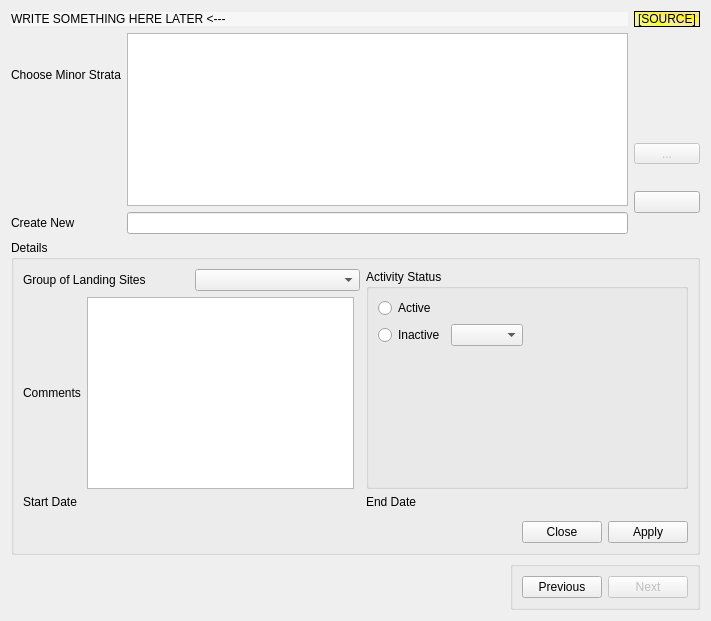
Qt form app_new/frmminorstrata.ui (doublebyte1/app_solution) before a commit.
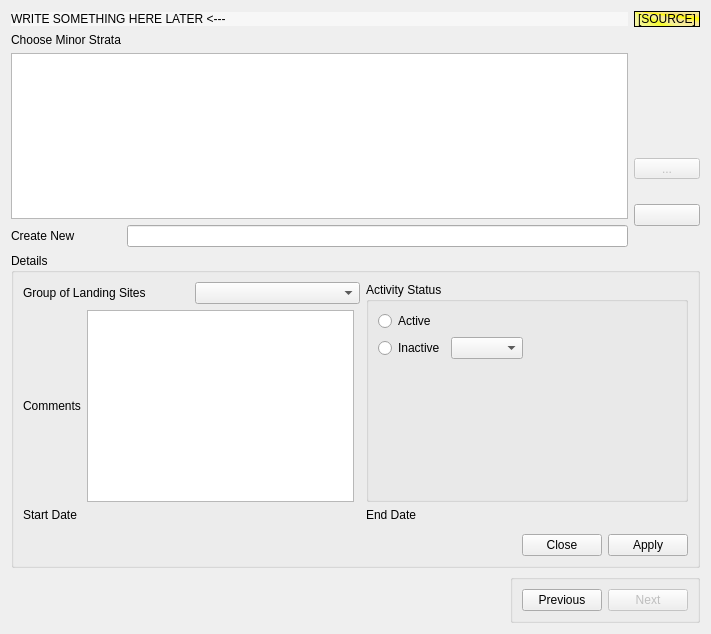
The same form after that commit. Icons and pictures are not drawn. Custom widgets are drawn as their Qt base class.

```diff
--- a/app_new/frmminorstrata.ui
+++ b/app_new/frmminorstrata.ui
@@ -7,7 +7,7 @@
     <x>0</x>
     <y>0</y>
     <width>711</width>
-    <height>621</height>
+    <height>634</height>
    </rect>
   </property>
   <property name="windowTitle">
@@ -50,17 +50,7 @@
      </property>
     </widget>
    </item>
-   <item row="1" column="0">
-    <widget class="QLabel" name="label_6">
-     <property name="text">
-      <string>Choose Minor Strata</string>
-     </property>
-     <property name="buddy">
-      <cstring>tableView</cstring>
-     </property>
-    </widget>
-   </item>
-   <item row="1" column="1" rowspan="2">
+   <item row="2" column="0" rowspan="2" colspan="2">
     <widget class="QTableView" name="tableView">
      <property name="toolTip">
       <string>Choose minor strata (or create new one)</string>
@@ -76,7 +66,7 @@
      </property>
     </widget>
    </item>
-   <item row="2" column="2" rowspan="2">
+   <item row="3" column="2" rowspan="2">
     <layout class="QVBoxLayout" name="verticalLayout_4">
      <item>
       <widget class="QToolButton" name="toolButton">
@@ -125,7 +115,7 @@
      </item>
     </layout>
    </item>
-   <item row="3" column="0">
+   <item row="4" column="0">
     <widget class="QLabel" name="label_5">
      <property name="text">
       <string>Create New</string>
@@ -135,10 +125,10 @@
      </property>
     </widget>
    </item>
-   <item row="3" column="1">
+   <item row="4" column="1">
     <widget class="QLineEdit" name="lineNew"/>
    </item>
-   <item row="4" column="0" colspan="3">
+   <item row="5" column="0" colspan="3">
     <widget class="QGroupBox" name="groupDetails">
      <property name="title">
       <string>Details</string>
@@ -276,7 +266,7 @@
      </layout>
     </widget>
    </item>
-   <item row="5" column="0" colspan="3">
+   <item row="6" column="0" colspan="3">
     <layout class="QHBoxLayout" name="horizontalLayout_4">
      <item>
       <spacer name="horizontalSpacer">
@@ -336,6 +326,22 @@
      </item>
     </layout>
    </item>
+   <item row="1" column="0">
+    <widget class="QLabel" name="label_6">
+     <property name="sizePolicy">
+      <sizepolicy hsizetype="Preferred" vsizetype="Fixed">
+       <horstretch>0</horstretch>
+       <verstretch>0</verstretch>
+      </sizepolicy>
+     </property>
+     <property name="text">
+      <string>Choose Minor Strata</string>
+     </property>
+     <property name="buddy">
+      <cstring>tableView</cstring>
+     </property>
+    </widget>
+   </item>
   </layout>
  </widget>
  <customwidgets>
```
